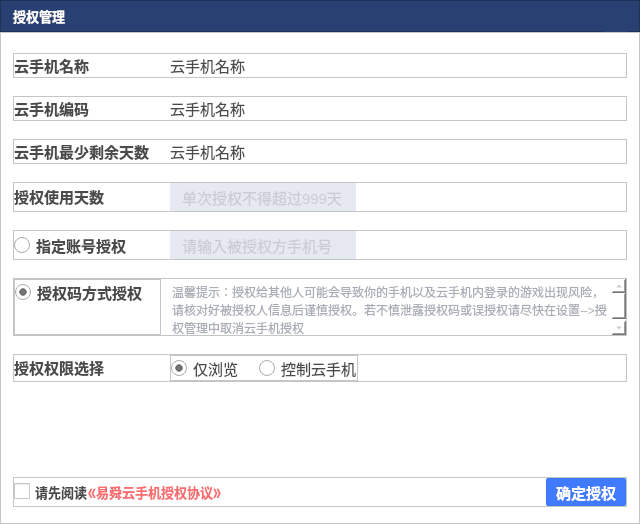
ZhouMei20220810/TEST, file addauthorizationdialog.ui: the form before one commit.
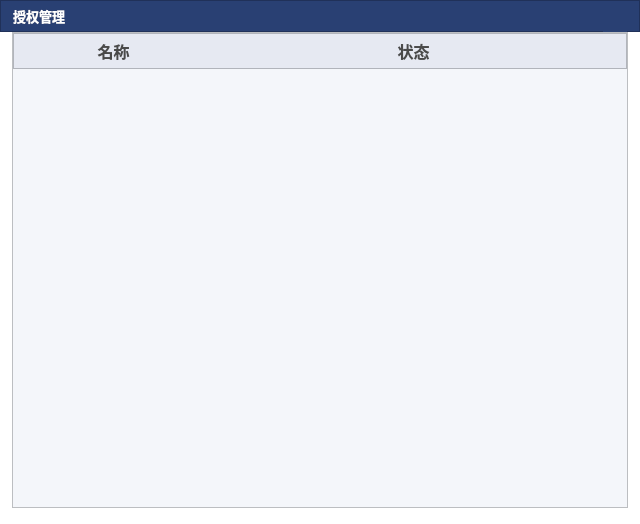
The form after the commit. The open tabs and pages were chosen to show the change. Icons and pictures are not drawn.

Commit message: 批量账号授权后，显示授权的状态列表

```diff
--- a/addauthorizationdialog.ui
+++ b/addauthorizationdialog.ui
@@ -2527,6 +2527,151 @@
        </item>
       </layout>
      </widget>
+     <widget class="QWidget" name="pageBatchResult">
+      <layout class="QHBoxLayout" name="horizontalLayout_15">
+       <property name="spacing">
+        <number>0</number>
+       </property>
+       <property name="leftMargin">
+        <number>12</number>
+       </property>
+       <property name="topMargin">
+        <number>0</number>
+       </property>
+       <property name="rightMargin">
+        <number>12</number>
+       </property>
+       <property name="bottomMargin">
+        <number>16</number>
+       </property>
+       <item>
+        <widget class="QFrame" name="frame_8">
+         <property name="minimumSize">
+          <size>
+           <width>0</width>
+           <height>0</height>
+          </size>
+         </property>
+         <property name="maximumSize">
+          <size>
+           <width>16777215</width>
+           <height>16777215</height>
+          </size>
+         </property>
+         <property name="styleSheet">
+          <string notr="true">background-color:#F4F6FA;</string>
+         </property>
+         <property name="frameShape">
+          <enum>QFrame::StyledPanel</enum>
+         </property>
+         <property name="frameShadow">
+          <enum>QFrame::Raised</enum>
+         </property>
+         <layout class="QVBoxLayout" name="verticalLayout_4">
+          <property name="spacing">
+           <number>0</number>
+          </property>
+          <property name="leftMargin">
+           <number>0</number>
+          </property>
+          <property name="topMargin">
+           <number>0</number>
+          </property>
+          <property name="rightMargin">
+           <number>0</number>
+          </property>
+          <property name="bottomMargin">
+           <number>0</number>
+          </property>
+          <item>
+           <widget class="QFrame" name="frame_12">
+            <property name="minimumSize">
+             <size>
+              <width>0</width>
+              <height>20</height>
+             </size>
+            </property>
+            <property name="styleSheet">
+             <string notr="true">background-color:#E6E9F2;</string>
+            </property>
+            <property name="frameShape">
+             <enum>QFrame::StyledPanel</enum>
+            </property>
+            <property name="frameShadow">
+             <enum>QFrame::Raised</enum>
+            </property>
+            <layout class="QHBoxLayout" name="horizontalLayout_11" stretch="4,9">
+             <property name="topMargin">
+              <number>5</number>
+             </property>
+             <property name="bottomMargin">
+              <number>5</number>
+             </property>
+             <item>
+              <widget class="QLabel" name="label_9">
+               <property name="font">
+                <font>
+                 <pointsize>12</pointsize>
+                 <bold>true</bold>
+                </font>
+               </property>
+               <property name="styleSheet">
+                <string notr="true">color:#4A4A4A</string>
+               </property>
+               <property name="text">
+                <string>名称</string>
+               </property>
+               <property name="alignment">
+                <set>Qt::AlignCenter</set>
+               </property>
+              </widget>
+             </item>
+             <item>
+              <widget class="QLabel" name="label_7">
+               <property name="font">
+                <font>
+                 <pointsize>12</pointsize>
+                 <bold>true</bold>
+                </font>
+               </property>
+               <property name="styleSheet">
+                <string notr="true">color:#4A4A4A</string>
+               </property>
+               <property name="text">
+                <string>状态</string>
+               </property>
+               <property name="alignment">
+                <set>Qt::AlignCenter</set>
+               </property>
+              </widget>
+             </item>
+            </layout>
+           </widget>
+          </item>
+          <item>
+           <widget class="QListWidget" name="listWidgetBatchAuthResult">
+            <property name="minimumSize">
+             <size>
+              <width>0</width>
+              <height>0</height>
+             </size>
+            </property>
+            <property name="maximumSize">
+             <size>
+              <width>16777215</width>
+              <height>16777215</height>
+             </size>
+            </property>
+            <property name="styleSheet">
+             <string notr="true">border:none;</string>
+            </property>
+           </widget>
+          </item>
+         </layout>
+        </widget>
+       </item>
+      </layout>
+     </widget>
     </widget>
    </item>
   </layout>
```
The commit also changes 8 other files.
